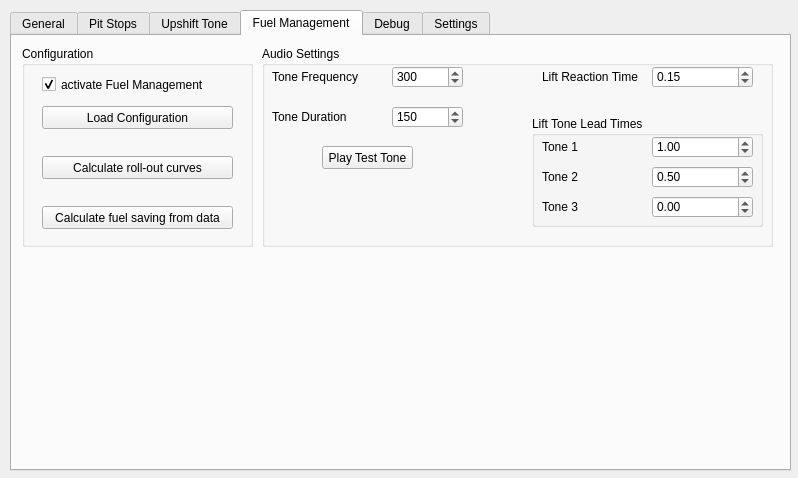
Above: gui/iDDUgui.ui from MarcMatten/iDDU before the change. Below: the same form after it.
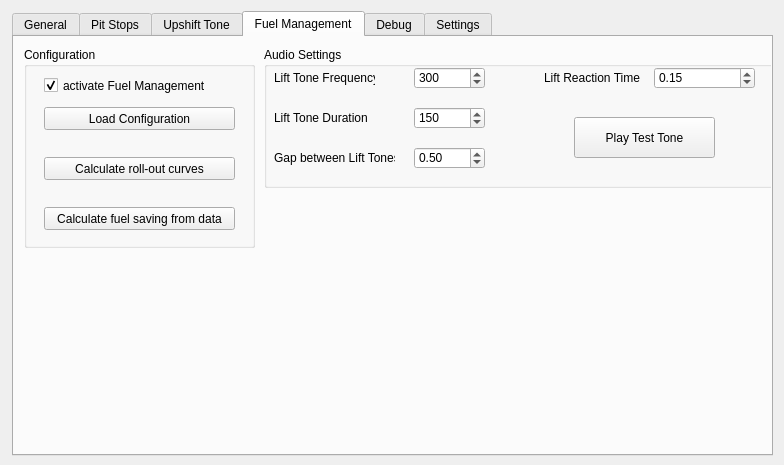
That is the form after the change. The open tabs and pages were chosen to show the change. Icons and pictures are not drawn.

Commit message: lift tone GUI revision

```diff
--- a/gui/iDDUgui.ui
+++ b/gui/iDDUgui.ui
@@ -6,8 +6,8 @@
    <rect>
     <x>0</x>
     <y>0</y>
-    <width>798</width>
-    <height>478</height>
+    <width>784</width>
+    <height>465</height>
    </rect>
   </property>
   <property name="windowTitle">
@@ -20,10 +20,10 @@
   <widget class="QTabWidget" name="tabWidget">
    <property name="geometry">
     <rect>
-     <x>10</x>
-     <y>10</y>
-     <width>781</width>
-     <height>461</height>
+     <x>12</x>
+     <y>11</y>
+     <width>761</width>
+     <height>445</height>
     </rect>
    </property>
    <property name="sizePolicy">
@@ -1448,7 +1448,7 @@
        <x>250</x>
        <y>10</y>
        <width>511</width>
-       <height>201</height>
+       <height>141</height>
       </rect>
      </property>
      <property name="title">
@@ -1457,10 +1457,10 @@
      <widget class="QPushButton" name="testFuelTone">
       <property name="geometry">
        <rect>
-        <x>60</x>
-        <y>100</y>
-        <width>91</width>
-        <height>23</height>
+        <x>310</x>
+        <y>70</y>
+        <width>141</width>
+        <height>41</height>
        </rect>
       </property>
       <property name="text">
@@ -1477,13 +1477,13 @@
        </rect>
       </property>
       <property name="text">
-       <string>Tone Frequency</string>
+       <string>Lift Tone Frequency</string>
       </property>
      </widget>
      <widget class="QSpinBox" name="spinBox_FuelToneFrequency">
       <property name="geometry">
        <rect>
-        <x>130</x>
+        <x>150</x>
         <y>20</y>
         <width>71</width>
         <height>22</height>
@@ -1505,7 +1505,7 @@
      <widget class="QSpinBox" name="spinBox_FuelToneDuration">
       <property name="geometry">
        <rect>
-        <x>130</x>
+        <x>150</x>
         <y>60</y>
         <width>71</width>
         <height>22</height>
@@ -1534,7 +1534,7 @@
        </rect>
       </property>
       <property name="text">
-       <string>Tone Duration</string>
+       <string>Lift Tone Duration</string>
       </property>
      </widget>
      <widget class="QLabel" name="label_25">
@@ -1581,86 +1581,25 @@
        <double>0.150000000000000</double>
       </property>
      </widget>
-     <widget class="QGroupBox" name="groupBox_13">
+     <widget class="QLabel" name="label_tLiftGap">
       <property name="geometry">
        <rect>
-        <x>270</x>
-        <y>70</y>
-        <width>231</width>
-        <height>111</height>
-       </rect>
-      </property>
-      <property name="title">
-       <string>Lift Tone Lead Times</string>
-      </property>
-      <widget class="QDoubleSpinBox" name="doubleSpinBox_tLiftReaction1">
-       <property name="geometry">
-        <rect>
-         <x>120</x>
-         <y>20</y>
-         <width>101</width>
+        <x>10</x>
+        <y>100</y>
+        <width>121</width>
          <height>22</height>
         </rect>
        </property>
-       <property name="prefix">
-        <string/>
-       </property>
-       <property name="suffix">
-        <string/>
-       </property>
-       <property name="decimals">
-        <number>2</number>
-       </property>
-       <property name="minimum">
-        <double>-3.000000000000000</double>
-       </property>
-       <property name="maximum">
-        <double>3.000000000000000</double>
-       </property>
-       <property name="singleStep">
-        <double>0.010000000000000</double>
-       </property>
-       <property name="value">
-        <double>1.000000000000000</double>
-       </property>
-      </widget>
-      <widget class="QDoubleSpinBox" name="doubleSpinBox_tLiftReaction3">
+      <property name="text">
+       <string>Gap between Lift Tones</string>
+      </property>
+     </widget>
+     <widget class="QDoubleSpinBox" name="doubleSpinBox_tLiftGap">
        <property name="geometry">
         <rect>
-         <x>120</x>
-         <y>80</y>
-         <width>101</width>
-         <height>22</height>
-        </rect>
-       </property>
-       <property name="prefix">
-        <string/>
-       </property>
-       <property name="suffix">
-        <string/>
-       </property>
-       <property name="decimals">
-        <number>2</number>
-       </property>
-       <property name="minimum">
-        <double>-3.000000000000000</double>
-       </property>
-       <property name="maximum">
-        <double>3.000000000000000</double>
-       </property>
-       <property name="singleStep">
-        <double>0.010000000000000</double>
-       </property>
-       <property name="value">
-        <double>0.000000000000000</double>
-       </property>
-      </widget>
-      <widget class="QDoubleSpinBox" name="doubleSpinBox_tLiftReaction2">
-       <property name="geometry">
-        <rect>
-         <x>120</x>
-         <y>50</y>
-         <width>101</width>
+        <x>150</x>
+        <y>100</y>
+        <width>71</width>
          <height>22</height>
         </rect>
        </property>
@@ -1686,46 +1625,6 @@
         <double>0.500000000000000</double>
        </property>
       </widget>
-      <widget class="QLabel" name="label_28">
-       <property name="geometry">
-        <rect>
-         <x>10</x>
-         <y>80</y>
-         <width>101</width>
-         <height>22</height>
-        </rect>
-       </property>
-       <property name="text">
-        <string>Tone 3</string>
-       </property>
-      </widget>
-      <widget class="QLabel" name="label_27">
-       <property name="geometry">
-        <rect>
-         <x>10</x>
-         <y>50</y>
-         <width>101</width>
-         <height>22</height>
-        </rect>
-       </property>
-       <property name="text">
-        <string>Tone 2</string>
-       </property>
-      </widget>
-      <widget class="QLabel" name="label_26">
-       <property name="geometry">
-        <rect>
-         <x>10</x>
-         <y>20</y>
-         <width>101</width>
-         <height>22</height>
-        </rect>
-       </property>
-       <property name="text">
-        <string>Tone 1</string>
-       </property>
-      </widget>
-     </widget>
     </widget>
    </widget>
    <widget class="QWidget" name="tabDebug">
```
Left out of the diff: 40 changed lines with no effect on the pictures. Lines whose indentation alone changed are shown as unchanged.
